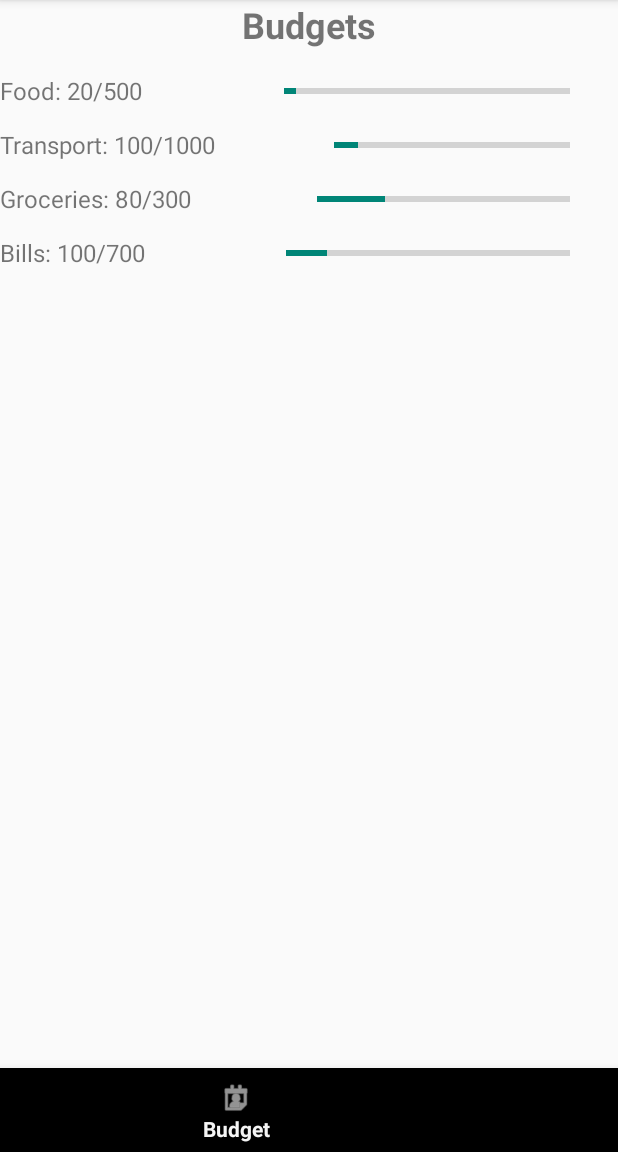
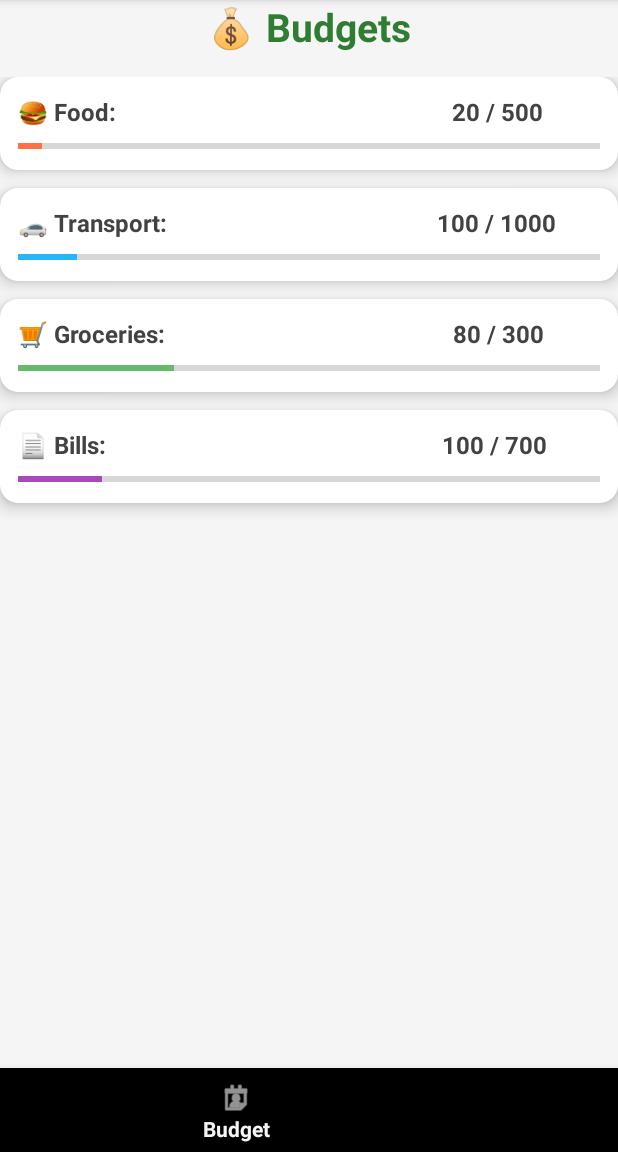
Before and after one commit to Tharun7075/FINTRACK, an Android app: the BudgetActivity screen opened directly, with no data from a screen before it, on a phone screen of 412 x 824 dp, the part 84-1236 px from its top. Run offline under Robolectric (Android 15) with nearby library versions, the phone set to English and light mode, and no system bars.

Commit message:
Modified Budget layout page

```diff
--- a/app/src/main/res/layout/activity_budget.xml
+++ b/app/src/main/res/layout/activity_budget.xml
@@ -1,31 +1,32 @@
 <?xml version="1.0" encoding="utf-8"?>
-<androidx.constraintlayout.widget.ConstraintLayout xmlns:android="http://schemas.android.com/apk/res/android"
+<androidx.constraintlayout.widget.ConstraintLayout
+    xmlns:android="http://schemas.android.com/apk/res/android"
     xmlns:app="http://schemas.android.com/apk/res-auto"
     xmlns:tools="http://schemas.android.com/tools"
     android:id="@+id/main"
     android:layout_width="match_parent"
     android:layout_height="match_parent"
-    tools:context=".BudgetActivity"
-    android:padding="16dp">
+    android:background="#F5F5F5"
+    android:padding="16dp"
+    tools:context=".BudgetActivity">
 
     <!-- Title -->
     <TextView
         android:id="@+id/budgetTitle"
         android:layout_width="wrap_content"
         android:layout_height="wrap_content"
-        android:text="Budgets"
-        android:textSize="24sp"
+        android:text="💰 Budgets"
+        android:textSize="26sp"
         android:textStyle="bold"
+        android:textColor="#2E7D32"
         app:layout_constraintTop_toTopOf="parent"
         app:layout_constraintStart_toStartOf="parent"
         app:layout_constraintEnd_toEndOf="parent" />
 
-    <!-- Budget Categories -->
-    <LinearLayout
-        android:id="@+id/budgetList"
+    <!-- Budget Cards -->
+    <ScrollView
         android:layout_width="0dp"
         android:layout_height="0dp"
-        android:orientation="vertical"
         app:layout_constraintTop_toBottomOf="@id/budgetTitle"
         app:layout_constraintBottom_toTopOf="@id/bottom_navigation"
         app:layout_constraintStart_toStartOf="parent"
@@ -33,130 +34,152 @@
         android:layout_marginTop="16dp"
         android:layout_marginBottom="16dp">
 
+        <LinearLayout
+            android:id="@+id/budgetList"
+            android:layout_width="match_parent"
+            android:layout_height="wrap_content"
+            android:orientation="vertical">
+
+            <!-- Budget Card Template -->
+            <!-- Repeat this block for each category -->
+
             <!-- Food -->
+            <androidx.cardview.widget.CardView
+                android:layout_width="match_parent"
+                android:layout_height="wrap_content"
+                android:layout_marginBottom="12dp"
+                app:cardCornerRadius="12dp"
+                app:cardElevation="6dp">
+
                 <LinearLayout
                     android:layout_width="match_parent"
                     android:layout_height="wrap_content"
-            android:orientation="horizontal"
-            android:gravity="center_vertical"
-            android:layout_marginBottom="12dp">
+                    android:orientation="vertical"
+                    android:padding="12dp">
 
                     <TextView
                         android:layout_width="wrap_content"
                         android:layout_height="wrap_content"
-                android:text="Food: 20/500"
+                        android:text="🍔 Food:                                                        20 / 500"
                         android:textSize="16sp"
-                android:layout_weight="1" />
+                        android:textStyle="bold"
+                        android:textColor="#424242" />
 
                     <ProgressBar
                         style="?android:attr/progressBarStyleHorizontal"
-                android:layout_width="0dp"
-                android:layout_height="wrap_content"
-                android:layout_weight="2"
+                        android:layout_width="match_parent"
+                        android:layout_height="8dp"
                         android:max="500"
-                android:progress="20" />
-
-            <!--    android:src="@drawable/ic_edit" -->
-            <ImageView
-                android:layout_width="24dp"
-                android:layout_height="24dp"
-                android:contentDescription="Edit Food"
-                android:layout_marginStart="8dp" />
+                        android:progress="20"
+                        android:progressTint="#FF7043"
+                        android:backgroundTint="#E0E0E0"
+                        android:layout_marginTop="8dp" />
                 </LinearLayout>
+            </androidx.cardview.widget.CardView>
 
             <!-- Transport -->
+            <androidx.cardview.widget.CardView
+                android:layout_width="match_parent"
+                android:layout_height="wrap_content"
+                android:layout_marginBottom="12dp"
+                app:cardCornerRadius="12dp"
+                app:cardElevation="6dp">
+
                 <LinearLayout
                     android:layout_width="match_parent"
                     android:layout_height="wrap_content"
-            android:orientation="horizontal"
-            android:gravity="center_vertical"
-            android:layout_marginBottom="12dp">
+                    android:orientation="vertical"
+                    android:padding="12dp">
 
                     <TextView
                         android:layout_width="wrap_content"
                         android:layout_height="wrap_content"
-                android:text="Transport: 100/1000"
+                        android:text="🚗 Transport:                                             100 / 1000"
                         android:textSize="16sp"
-                android:layout_weight="1" />
+                        android:textStyle="bold"
+                        android:textColor="#424242" />
 
                     <ProgressBar
                         style="?android:attr/progressBarStyleHorizontal"
-                android:layout_width="0dp"
-                android:layout_height="wrap_content"
-                android:layout_weight="2"
+                        android:layout_width="match_parent"
+                        android:layout_height="8dp"
                         android:max="1000"
-                android:progress="100" />
-
-            <!-- android:src="@drawable/ic_edit" -->
-            <ImageView
-                android:layout_width="24dp"
-                android:layout_height="24dp"
-                android:contentDescription="Edit Transport"
-                android:layout_marginStart="8dp" />
+                        android:progress="100"
+                        android:progressTint="#29B6F6"
+                        android:backgroundTint="#E0E0E0"
+                        android:layout_marginTop="8dp" />
                 </LinearLayout>
+            </androidx.cardview.widget.CardView>
 
             <!-- Groceries -->
+            <androidx.cardview.widget.CardView
+                android:layout_width="match_parent"
+                android:layout_height="wrap_content"
+                android:layout_marginBottom="12dp"
+                app:cardCornerRadius="12dp"
+                app:cardElevation="6dp">
+
                 <LinearLayout
                     android:layout_width="match_parent"
                     android:layout_height="wrap_content"
-            android:orientation="horizontal"
-            android:gravity="center_vertical"
-            android:layout_marginBottom="12dp">
+                    android:orientation="vertical"
+                    android:padding="12dp">
 
                     <TextView
                         android:layout_width="wrap_content"
                         android:layout_height="wrap_content"
-                android:text="Groceries: 80/300"
+                        android:text="🛒 Groceries:                                                80 / 300"
                         android:textSize="16sp"
-                android:layout_weight="1" />
+                        android:textStyle="bold"
+                        android:textColor="#424242" />
 
                     <ProgressBar
                         style="?android:attr/progressBarStyleHorizontal"
-                android:layout_width="0dp"
-                android:layout_height="wrap_content"
-                android:layout_weight="2"
+                        android:layout_width="match_parent"
+                        android:layout_height="8dp"
                         android:max="300"
-                android:progress="80" />
-
-            <!-- android:src="@drawable/ic_edit"-->
-            <ImageView
-                android:layout_width="24dp"
-                android:layout_height="24dp"
-                android:contentDescription="Edit Groceries"
-                android:layout_marginStart="8dp" />
+                        android:progress="80"
+                        android:progressTint="#66BB6A"
+                        android:backgroundTint="#E0E0E0"
+                        android:layout_marginTop="8dp" />
                 </LinearLayout>
+            </androidx.cardview.widget.CardView>
 
             <!-- Bills -->
+            <androidx.cardview.widget.CardView
+                android:layout_width="match_parent"
+                android:layout_height="wrap_content"
+                android:layout_marginBottom="12dp"
+                app:cardCornerRadius="12dp"
+                app:cardElevation="6dp">
+
                 <LinearLayout
                     android:layout_width="match_parent"
                     android:layout_height="wrap_content"
-            android:orientation="horizontal"
-            android:gravity="center_vertical"
-            android:layout_marginBottom="12dp">
+                    android:orientation="vertical"
+                    android:padding="12dp">
 
                     <TextView
                         android:layout_width="wrap_content"
                         android:layout_height="wrap_content"
-                android:text="Bills: 100/700"
+                        android:text="📄 Bills:                                                        100 / 700"
                         android:textSize="16sp"
-                android:layout_weight="1" />
+                        android:textStyle="bold"
+                        android:textColor="#424242" />
 
                     <ProgressBar
                         style="?android:attr/progressBarStyleHorizontal"
-                android:layout_width="0dp"
-                android:layout_height="wrap_content"
-                android:layout_weight="2"
+                        android:layout_width="match_parent"
+                        android:layout_height="8dp"
                         android:max="700"
-                android:progress="100" />
-
-            <!-- android:src="@drawable/ic_edit"-->
-            <ImageView
-                android:layout_width="24dp"
-                android:layout_height="24dp"
-                android:contentDescription="Edit Bills"
-                android:layout_marginStart="8dp" />
+                        android:progress="100"
+                        android:progressTint="#AB47BC"
+                        android:backgroundTint="#E0E0E0"
+                        android:layout_marginTop="8dp" />
                 </LinearLayout>
+            </androidx.cardview.widget.CardView>
         </LinearLayout>
+    </ScrollView>
 
     <!-- Bottom Navigation (unchanged) -->
     <com.google.android.material.bottomnavigation.BottomNavigationView
```
Lines whose indentation alone changed are shown as unchanged.
